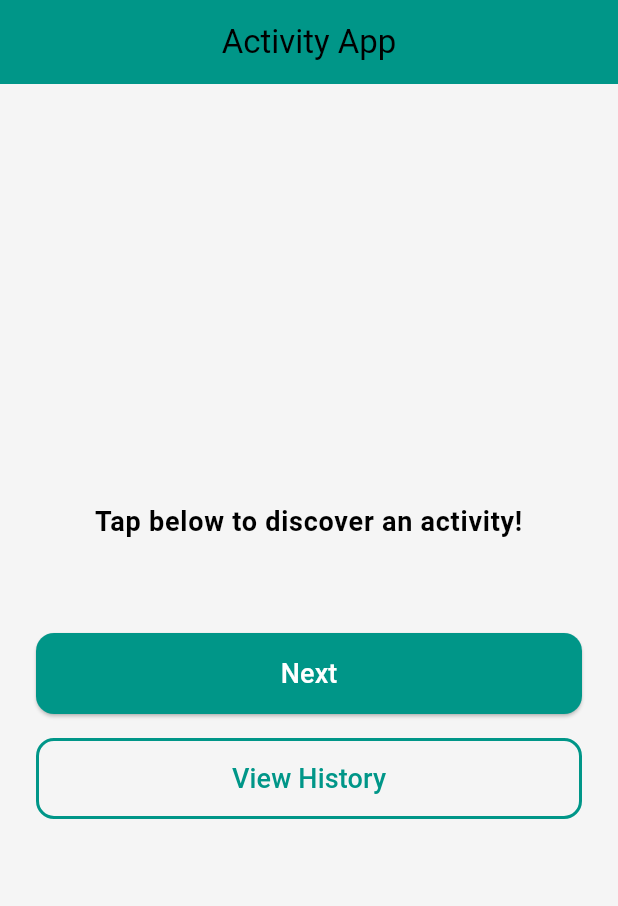
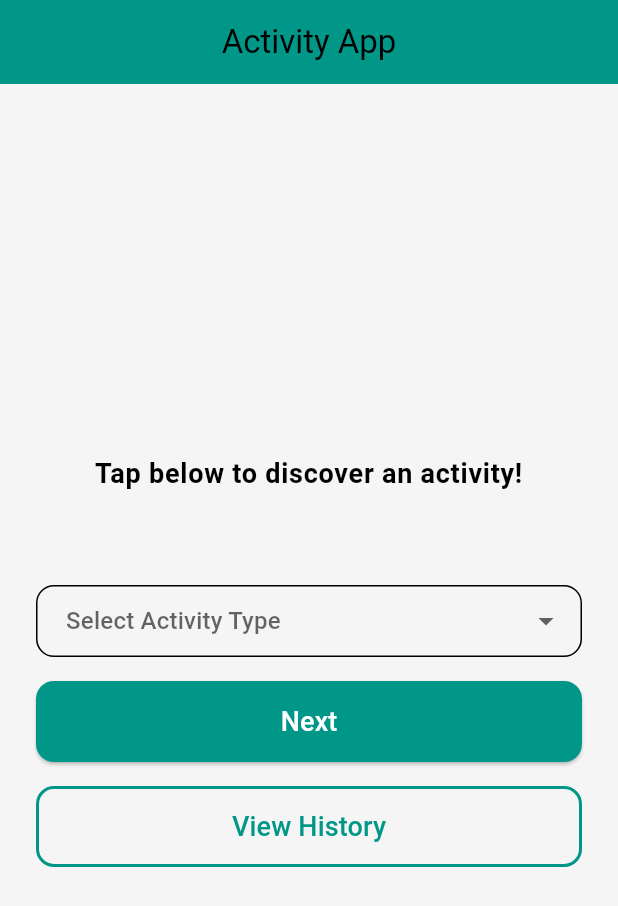
Before and after one commit to nicksuhaili/test_activity_app, a Flutter app: the screen it shows after launch, on a phone screen of 412 x 824 dp. Shown: the top 906 px of the screen. Run offline on Flutter 3.47's test engine with Material 3 defaults, Android fonts, the phone set to English and light mode, and no system bars.

Commit message:
Implemented Part 3: Added activity type selection and highlighting in history

```diff
--- a/lib/screens/home_screen.dart
+++ b/lib/screens/home_screen.dart
@@ -13,11 +13,20 @@ class HomeScreenState extends State<HomeScreen> {
   final ApiService _apiService = ApiService();
   String _activity = "Tap below to discover an activity!";
   String _price = "";
-  List<Map<String, String>> _history = [];
+  final List<Map<String, String>> _history = [];
+
+  List<String> activityTypes = [
+    "education",
+    "recreational",
+    "social",
+    "diy",
+    "charity",
+  ];
+  String? _selectedType;
 
   void _fetchActivity() async {
     try {
-      final data = await _apiService.fetchRandomActivity();
+      final data = await _apiService.fetchRandomActivity(type: _selectedType);
       setState(() {
         _activity = data['activity'];
         _price = "Price: \$${data['price']}";
@@ -56,29 +65,55 @@ class HomeScreenState extends State<HomeScreen> {
             const SizedBox(height: 8),
 
             /// Price Text
-            Text(
-              _price,
-              style: Theme.of(context).textTheme.bodyMedium,
-            ),
+            Text(_price, style: Theme.of(context).textTheme.bodyMedium),
             const SizedBox(height: 30),
 
-            /// Buttons inside a Column for proper spacing
+            /// Dropdown and Buttons inside Column for better alignment
             Column(
+              mainAxisAlignment: MainAxisAlignment.center,
               crossAxisAlignment: CrossAxisAlignment.stretch,
               children: [
+                /// Activity Type Dropdown
+                DropdownButtonFormField<String>(
+                  decoration: InputDecoration(
+                    border: OutlineInputBorder(
+                      borderRadius: BorderRadius.circular(12),
+                    ),
+                    contentPadding: const EdgeInsets.symmetric(horizontal: 16, vertical: 12),
+                  ),
+                  hint: const Text("Select Activity Type"),
+                  value: _selectedType,
+                  items: activityTypes.map((String type) {
+                    return DropdownMenuItem<String>(
+                      value: type,
+                      child: Text(type),
+                    );
+                  }).toList(),
+                  onChanged: (String? newValue) {
+                    setState(() {
+                      _selectedType = newValue;
+                    });
+                  },
+                ),
+
+                const SizedBox(height: 16),
+
+                /// Next Button
                 ElevatedButton(
                   onPressed: _fetchActivity,
                   style: ElevatedButton.styleFrom(
                     backgroundColor: Colors.teal,
                     foregroundColor: Colors.white,
                     padding: const EdgeInsets.symmetric(vertical: 14),
-                    shape: RoundedRectangleBorder(borderRadius: BorderRadius.circular(12)),
+                    shape: RoundedRectangleBorder(
+                      borderRadius: BorderRadius.circular(12),
+                    ),
                   ),
                   child: const Text("Next", style: TextStyle(fontSize: 18)),
                 ),
                 const SizedBox(height: 16),
 
-                /// History Button with Proper Spacing
+                /// History Button
                 OutlinedButton(
                   onPressed: () {
                     Navigator.push(
@@ -92,9 +127,14 @@ class HomeScreenState extends State<HomeScreen> {
                     foregroundColor: Colors.teal,
                     padding: const EdgeInsets.symmetric(vertical: 14),
                     side: const BorderSide(color: Colors.teal, width: 2),
-                    shape: RoundedRectangleBorder(borderRadius: BorderRadius.circular(12)),
+                    shape: RoundedRectangleBorder(
+                      borderRadius: BorderRadius.circular(12),
+                    ),
                   ),
-                  child: const Text("View History", style: TextStyle(fontSize: 18)),
+                  child: const Text(
+                    "View History",
+                    style: TextStyle(fontSize: 18),
+                  ),
                 ),
               ],
             ),
```
